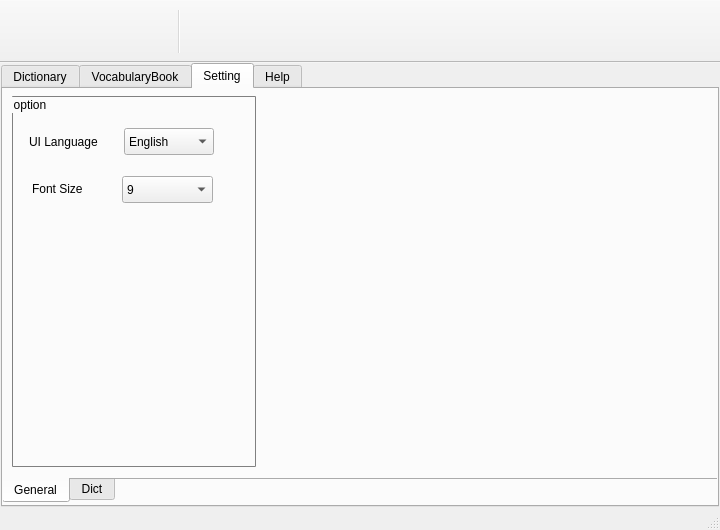
The window that src/gui/qt/mainwindow.ui (kartorz/AlphaDict) describes before a commit, drawn with Qt 5.
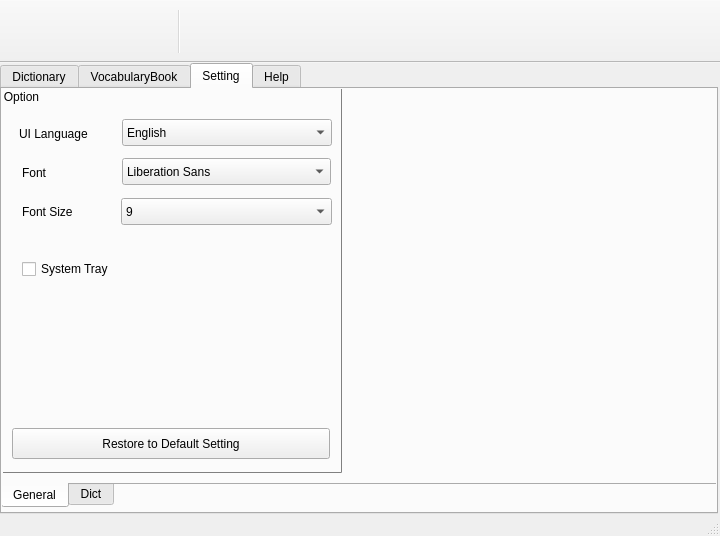
The same window after the commit. The open tabs and pages were chosen to show the change. Icons and pictures are not drawn.

Commit message:
Refine UI system, font setting, win32 HOOK.
Added TEXTOUT_HOOK macro to enable/disalbe HookSpyIAT.
Three is a random crash bug when close on win32, it's a HookSpyIAT business that
HOOKs are called while HOOKs are being uninstall. I don't know how to fix it yet.

```diff
--- a/src/gui/qt/mainwindow.ui
+++ b/src/gui/qt/mainwindow.ui
@@ -7,7 +7,7 @@
     <x>0</x>
     <y>0</y>
     <width>720</width>
-    <height>530</height>
+    <height>536</height>
    </rect>
   </property>
   <property name="sizePolicy">
@@ -18,8 +18,8 @@
   </property>
   <property name="maximumSize">
    <size>
-    <width>720</width>
-    <height>530</height>
+    <width>730</width>
+    <height>542</height>
    </size>
   </property>
   <property name="focusPolicy">
@@ -45,10 +45,10 @@
    <widget class="QTabWidget" name="tabWidget">
     <property name="geometry">
      <rect>
-      <x>1</x>
+      <x>0</x>
       <y>0</y>
       <width>718</width>
-      <height>444</height>
+      <height>451</height>
      </rect>
     </property>
     <property name="sizePolicy">
@@ -648,7 +648,7 @@
         <x>-1</x>
         <y>-3</y>
         <width>717</width>
-        <height>417</height>
+        <height>422</height>
        </rect>
       </property>
       <property name="focusPolicy">
@@ -667,10 +667,10 @@
        <widget class="QGroupBox" name="groupBox_3">
         <property name="geometry">
          <rect>
-          <x>8</x>
-          <y>8</y>
-          <width>244</width>
-          <height>371</height>
+          <x>-1</x>
+          <y>0</y>
+          <width>340</width>
+          <height>385</height>
          </rect>
         </property>
         <property name="styleSheet">
@@ -680,14 +680,14 @@
  } </string>
         </property>
         <property name="title">
-         <string>option</string>
+         <string>Option</string>
         </property>
         <widget class="QLabel" name="uilanLabel">
          <property name="geometry">
           <rect>
            <x>17</x>
            <y>37</y>
-           <width>90</width>
+           <width>99</width>
            <height>17</height>
           </rect>
          </property>
@@ -698,9 +698,9 @@
         <widget class="QComboBox" name="uilanComboBox">
          <property name="geometry">
           <rect>
-           <x>112</x>
-           <y>32</y>
-           <width>90</width>
+           <x>120</x>
+           <y>31</y>
+           <width>210</width>
            <height>27</height>
           </rect>
          </property>
@@ -722,8 +722,8 @@
          <property name="geometry">
           <rect>
            <x>20</x>
-           <y>84</y>
-           <width>67</width>
+           <y>115</y>
+           <width>87</width>
            <height>17</height>
           </rect>
          </property>
@@ -734,9 +734,9 @@
         <widget class="QComboBox" name="fontsizeComboBox">
          <property name="geometry">
           <rect>
-           <x>110</x>
-           <y>80</y>
-           <width>91</width>
+           <x>119</x>
+           <y>110</y>
+           <width>211</width>
            <height>27</height>
           </rect>
          </property>
@@ -759,6 +759,73 @@
           </property>
          </item>
         </widget>
+        <widget class="QLabel" name="fontLabel">
+         <property name="geometry">
+          <rect>
+           <x>20</x>
+           <y>76</y>
+           <width>87</width>
+           <height>17</height>
+          </rect>
+         </property>
+         <property name="text">
+          <string>Font</string>
+         </property>
+        </widget>
+        <widget class="QCheckBox" name="systemTrayCheckBox">
+         <property name="geometry">
+          <rect>
+           <x>20</x>
+           <y>170</y>
+           <width>118</width>
+           <height>22</height>
+          </rect>
+         </property>
+         <property name="layoutDirection">
+          <enum>Qt::LeftToRight</enum>
+         </property>
+         <property name="text">
+          <string>System Tray </string>
+         </property>
+         <property name="tristate">
+          <bool>false</bool>
+         </property>
+        </widget>
+        <widget class="QFontComboBox" name="fontComboBox">
+         <property name="enabled">
+          <bool>true</bool>
+         </property>
+         <property name="geometry">
+          <rect>
+           <x>120</x>
+           <y>70</y>
+           <width>209</width>
+           <height>27</height>
+          </rect>
+         </property>
+         <property name="toolTip">
+          <string/>
+         </property>
+         <property name="editable">
+          <bool>false</bool>
+         </property>
+        </widget>
+        <widget class="QToolButton" name="resetSettingToolButton">
+         <property name="geometry">
+          <rect>
+           <x>10</x>
+           <y>340</y>
+           <width>318</width>
+           <height>31</height>
+          </rect>
+         </property>
+         <property name="toolTip">
+          <string/>
+         </property>
+         <property name="text">
+          <string>Restore to Default Setting</string>
+         </property>
+        </widget>
        </widget>
       </widget>
       <widget class="QWidget" name="tab_2">
```
Left out of the diff: 113 changed lines with no effect on the pictures. The commit also changes 45 other files.
